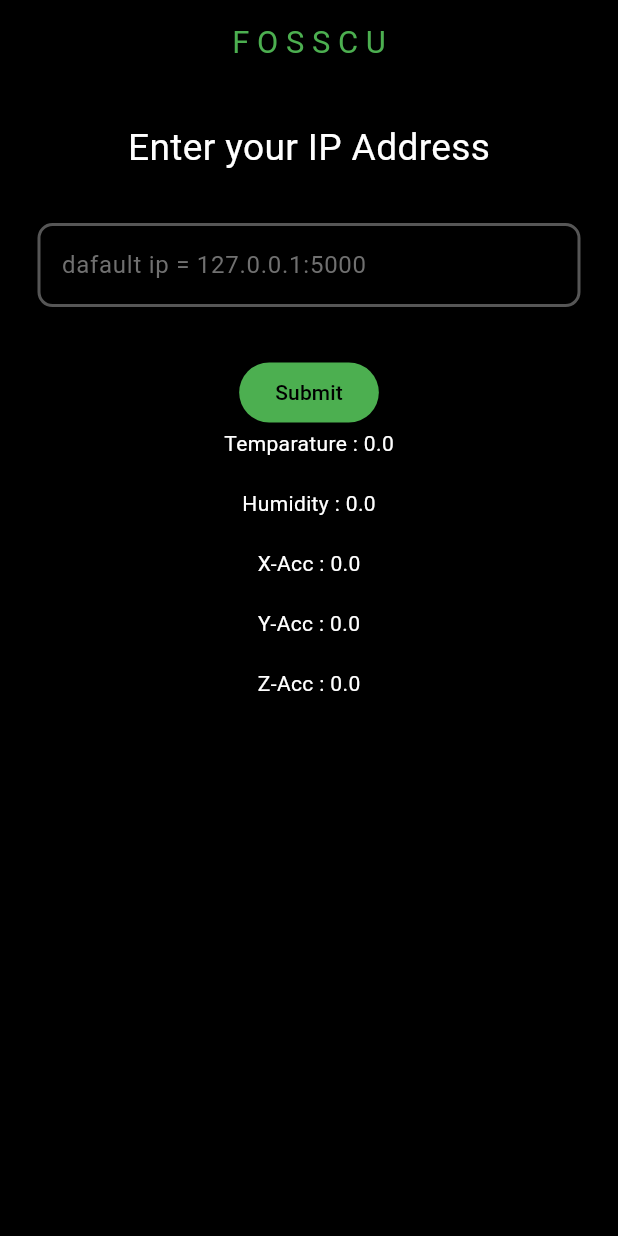
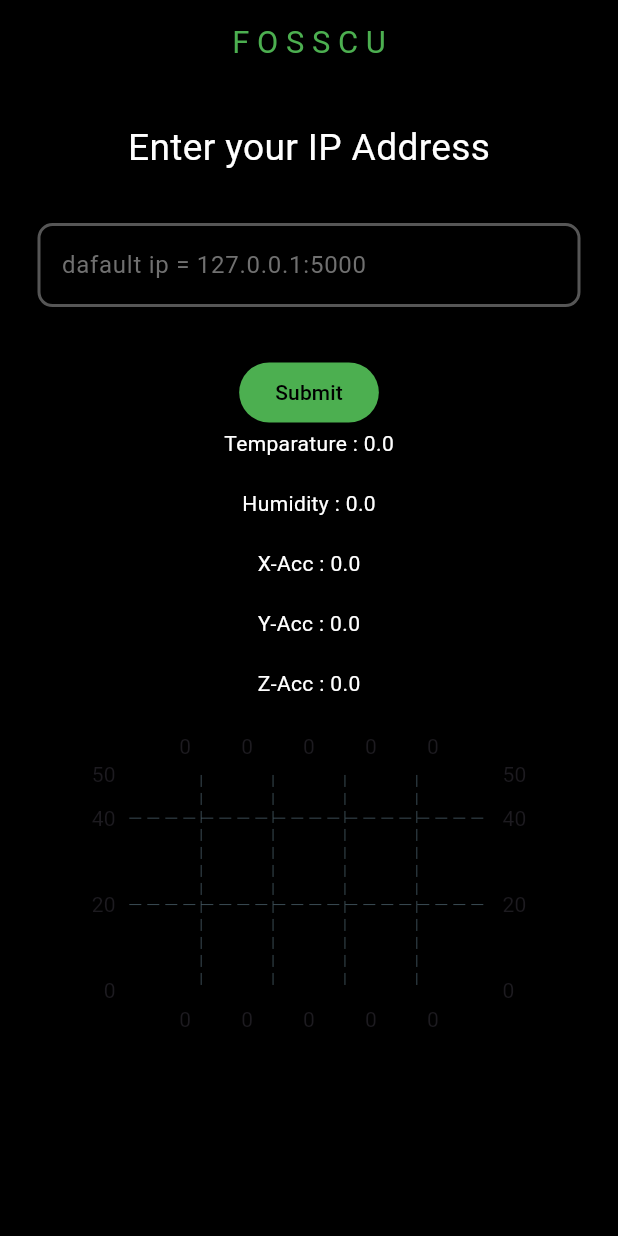
Before and after one commit to Utkarsh4517/fosscgraph, a Flutter app: the screen it shows after launch, after a tap on "Submit", on a phone screen of 412 x 824 dp. Run offline on Flutter 3.47's test engine with Material 2 defaults, Android fonts, the light colour scheme and no system bars; drawn by our look-alikes of fl_chart; network calls fail.

Commit message:
added graph

```diff
--- /dev/null
+++ b/lib/bargraph/bar_data.dart
@@ -0,0 +1,28 @@
+import 'package:fosscapi/bargraph/individual_bar.dart';
+
+class BarData {
+  final double temperature;
+  final double humidity;
+  final double x_acc;
+  final double y_acc;
+  final double z_acc;
+
+  BarData(
+      {required this.temperature,
+      required this.humidity,
+      required this.x_acc,
+      required this.y_acc,
+      required this.z_acc});
+
+  List<IndividualBar> barData = [];
+
+  void initializeBarData() {
+    barData = [
+      IndividualBar(x: 0, y: temperature),
+      IndividualBar(x: 0, y: humidity),
+      IndividualBar(x: 0, y: x_acc),
+      IndividualBar(x: 0, y: y_acc),
+      IndividualBar(x: 0, y: z_acc),
+    ];
+  }
+}
--- /dev/null
+++ b/lib/bargraph/bar_graph.dart
@@ -0,0 +1,33 @@
+import 'package:fl_chart/fl_chart.dart';
+import 'package:flutter/material.dart';
+import 'package:fosscapi/bargraph/bar_data.dart';
+
+class MyBarGraph extends StatelessWidget {
+  final List barData;
+  const MyBarGraph({required this.barData, super.key});
+
+  @override
+  Widget build(BuildContext context) {
+    BarData myBarData = BarData(
+      temperature: barData[0],
+      humidity: barData[1],
+      x_acc: barData[2],
+      y_acc: barData[3],
+      z_acc: barData[4],
+    );
+    myBarData.initializeBarData();
+    return BarChart(BarChartData(
+        maxY: 50,
+        minY: 0,
+        barGroups: myBarData.barData
+            .map(
+              (data) => BarChartGroupData(
+                x: data.x.toInt(),
+                barRods: [
+                  BarChartRodData(toY: data.y)
+                ]
+              ),
+            )
+            .toList()));
+  }
+}
--- /dev/null
+++ b/lib/bargraph/individual_bar.dart
@@ -0,0 +1,9 @@
+class IndividualBar{
+  final double x;
+  final double y;
+
+  IndividualBar({
+    required this.x,
+    required this.y
+  });
+}
--- a/lib/pages/homepage.dart
+++ b/lib/pages/homepage.dart
@@ -1,5 +1,6 @@
 import 'dart:async';
 import 'package:flutter/material.dart';
+import 'package:fosscapi/bargraph/bar_graph.dart';
 import 'package:fosscapi/services/apiservice.dart';
 import 'package:http/http.dart';
 
@@ -33,18 +34,23 @@ class _HomePageState extends State<HomePage> {
 
   /// START TIMER FUNCTION
   void startTimer() {
-  timer = Timer.periodic(Duration(seconds: 1), (Timer t) async {
+    timer = Timer.periodic(const Duration(seconds: 1), (Timer t) async {
       List<Map<String, dynamic>> data = await apiService.getData();
       setState(() {
-      temperature = data.isNotEmpty ? double.tryParse(data[0]['temperature'].substring(0, 4)) ?? 0.0 : 0.0;
-      humidity = data.isNotEmpty ? double.tryParse(data[0]['humidity']) ?? 0.0 : 0.0;
-      x_acc = data.isNotEmpty ? double.tryParse(data[0]['x_acc']) ?? 0.0 : 0.0;
-      y_acc = data.isNotEmpty ? double.tryParse(data[0]['y_acc']) ?? 0.0 : 0.0;
-      z_acc = data.isNotEmpty ? double.tryParse(data[0]['z_acc']) ?? 0.0 : 0.0;
+        temperature = data.isNotEmpty
+            ? double.tryParse(data[0]['temperature'].substring(0, 4)) ?? 0.0
+            : 0.0;
+        humidity =
+            data.isNotEmpty ? double.tryParse(data[0]['humidity']) ?? 0.0 : 0.0;
+        x_acc =
+            data.isNotEmpty ? double.tryParse(data[0]['x_acc']) ?? 0.0 : 0.0;
+        y_acc =
+            data.isNotEmpty ? double.tryParse(data[0]['y_acc']) ?? 0.0 : 0.0;
+        z_acc =
+            data.isNotEmpty ? double.tryParse(data[0]['z_acc']) ?? 0.0 : 0.0;
       });
     });
   }
-
 
   /// STOP TIMER
   void stopTimer() {
@@ -169,6 +175,15 @@ class _HomePageState extends State<HomePage> {
                           'Z-Acc : $z_acc',
                           style: const TextStyle(color: Colors.white),
                         ),
+                        const SizedBox(
+                          height: 20,
+                        ),
+                         SizedBox(
+                          height: screenWidth * 0.5,
+                          child:  MyBarGraph(
+                            barData: [temperature, humidity, x_acc, y_acc, z_acc],
+                          ),
+                        ),
                       ],
                     ))
               ],
```
Lines whose indentation alone changed are shown as unchanged.
